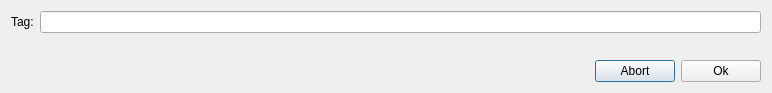
slowmoVideo/slowmoVideo, file slowmoVideo/slowmoUI/tagAddDialog.ui: the form before one commit.
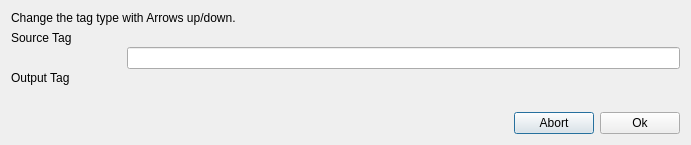
The form after the commit.

Commit message: Slowmo: Tags can now be either on the source or on the output axis. SlowmoUI: Design improved, antialiasing only where needed, better colours.

Patch:
```diff
--- a/slowmoVideo/slowmoUI/tagAddDialog.ui
+++ b/slowmoVideo/slowmoUI/tagAddDialog.ui
@@ -6,29 +6,121 @@
    <rect>
     <x>0</x>
     <y>0</y>
-    <width>772</width>
-    <height>93</height>
+    <width>691</width>
+    <height>145</height>
    </rect>
   </property>
   <property name="windowTitle">
    <string>Add tag</string>
   </property>
-  <layout class="QVBoxLayout" name="verticalLayout">
-   <item>
-    <layout class="QGridLayout" name="gridLayout">
-     <item row="0" column="1">
+  <layout class="QGridLayout" name="gridLayout">
+   <item row="0" column="0" colspan="2">
+    <widget class="QLabel" name="lblTag">
+     <property name="text">
+      <string>Change the tag type with Arrows up/down.</string>
+     </property>
+    </widget>
+   </item>
+   <item row="1" column="0">
+    <layout class="QVBoxLayout" name="verticalLayout">
+     <item>
+      <spacer name="dummySpacer_1">
+       <property name="orientation">
+        <enum>Qt::Vertical</enum>
+       </property>
+       <property name="sizeType">
+        <enum>QSizePolicy::Minimum</enum>
+       </property>
+       <property name="sizeHint" stdset="0">
+        <size>
+         <width>20</width>
+         <height>0</height>
+        </size>
+       </property>
+      </spacer>
+     </item>
+     <item>
+      <widget class="QLabel" name="label">
+       <property name="text">
+        <string>Source Tag</string>
+       </property>
+      </widget>
+     </item>
+     <item>
+      <spacer name="verticalSpacer_3">
+       <property name="orientation">
+        <enum>Qt::Vertical</enum>
+       </property>
+       <property name="sizeHint" stdset="0">
+        <size>
+         <width>20</width>
+         <height>40</height>
+        </size>
+       </property>
+      </spacer>
+     </item>
+     <item>
+      <widget class="QLabel" name="label_2">
+       <property name="text">
+        <string>Output Tag</string>
+       </property>
+      </widget>
+     </item>
+     <item>
+      <spacer name="dummySpacer_2">
+       <property name="orientation">
+        <enum>Qt::Vertical</enum>
+       </property>
+       <property name="sizeType">
+        <enum>QSizePolicy::Minimum</enum>
+       </property>
+       <property name="sizeHint" stdset="0">
+        <size>
+         <width>20</width>
+         <height>0</height>
+        </size>
+       </property>
+      </spacer>
+     </item>
+    </layout>
+   </item>
+   <item row="1" column="1" colspan="2">
+    <layout class="QVBoxLayout" name="verticalLayout_2">
+     <item>
+      <spacer name="verticalUpperSpacer">
+       <property name="orientation">
+        <enum>Qt::Vertical</enum>
+       </property>
+       <property name="sizeType">
+        <enum>QSizePolicy::Expanding</enum>
+       </property>
+       <property name="sizeHint" stdset="0">
+        <size>
+         <width>20</width>
+         <height>0</height>
+        </size>
+       </property>
+      </spacer>
+     </item>
+     <item>
       <widget class="QLineEdit" name="tag"/>
      </item>
-     <item row="0" column="0">
-      <widget class="QLabel" name="lblTag">
-       <property name="text">
-        <string>Tag:</string>
+     <item>
+      <spacer name="verticalLowerSpacer">
+       <property name="orientation">
+        <enum>Qt::Vertical</enum>
        </property>
-      </widget>
+       <property name="sizeHint" stdset="0">
+        <size>
+         <width>20</width>
+         <height>0</height>
+        </size>
+       </property>
+      </spacer>
      </item>
     </layout>
    </item>
-   <item>
+   <item row="2" column="0" colspan="3">
     <spacer name="verticalSpacer">
      <property name="orientation">
       <enum>Qt::Vertical</enum>
@@ -41,7 +133,7 @@
      </property>
     </spacer>
    </item>
-   <item>
+   <item row="3" column="2">
     <layout class="QHBoxLayout" name="horizontalLayout">
      <item>
       <spacer name="horizontalSpacer">
```
The commit also changes 14 other files.
